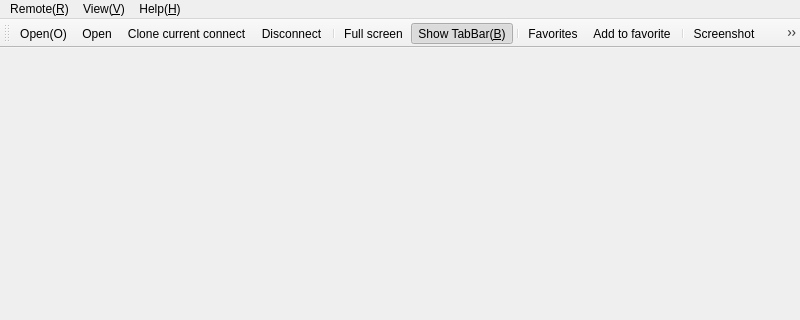
Old version of the form App/Client/mainwindow.ui in the repository KangLin/RabbitRemoteControl; both pictures show x 0 to 800 and y 0 to 320 of the 800 by 600 pixel window.
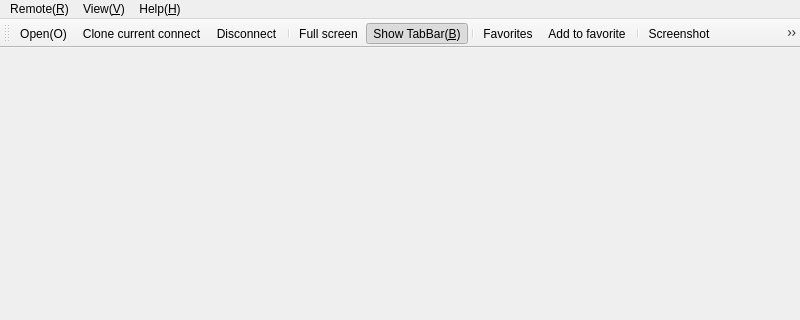
New version of the form. Icons and pictures are not drawn.

Commit message: App::Client: Add new in open connect dialog

Diff of the .ui file:
```diff
--- a/App/Client/mainwindow.ui
+++ b/App/Client/mainwindow.ui
@@ -123,7 +123,6 @@
     <bool>false</bool>
    </attribute>
    <addaction name="actionOpen"/>
-   <addaction name="actionOpenRRCFile"/>
    <addaction name="actionClone"/>
    <addaction name="actionDisconnect_D"/>
    <addaction name="separator"/>
```
Left out of the diff: 2 changed lines with no effect on the pictures. The commit also changes 115 other files.
